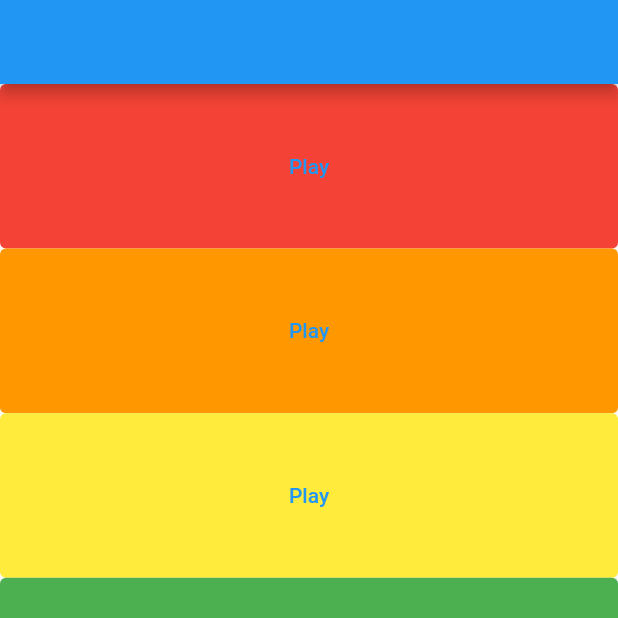
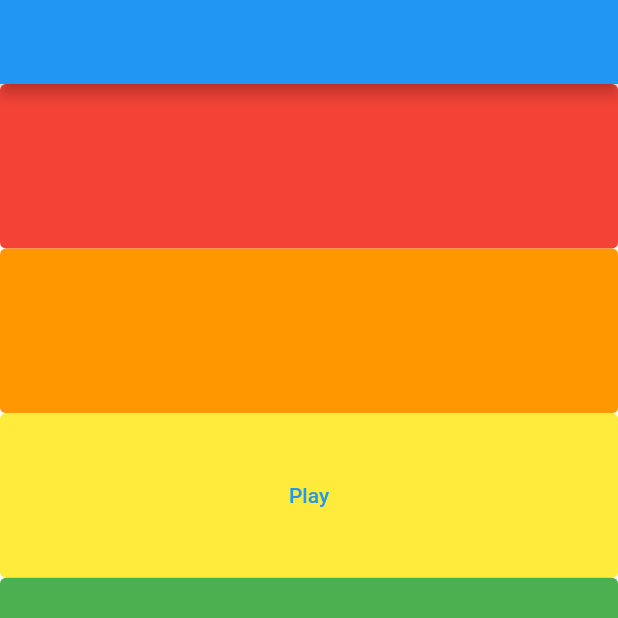
Before and after one commit to aliyanissohaib/Xylophone, a Flutter app: the screen it shows after launch, after a tap on "Play", on a phone screen of 412 x 824 dp, the top half of it. Run offline on Flutter 3.47's test engine with Material 2 defaults, Android fonts, the phone set to English and light mode, and no system bars; our stand-ins replace audioplayers.

Commit message:
remove text

```diff
--- a/lib/main.dart
+++ b/lib/main.dart
@@ -21,7 +21,7 @@ void main (){
             await player.play(UrlSource('D:\flutter\cont\android\assets\audio\town.mp3'));
 
              },
-            child: const Text('Play')),
+            child: const Text('')),
 
 
     ),Expanded(
@@ -36,7 +36,7 @@ void main (){
                 await player.play(UrlSource('assets/audio/town.mp3'));
 
               },
-              child: const Text('Play')),
+              child: const Text('')),
 
 
         ),Expanded(
```
